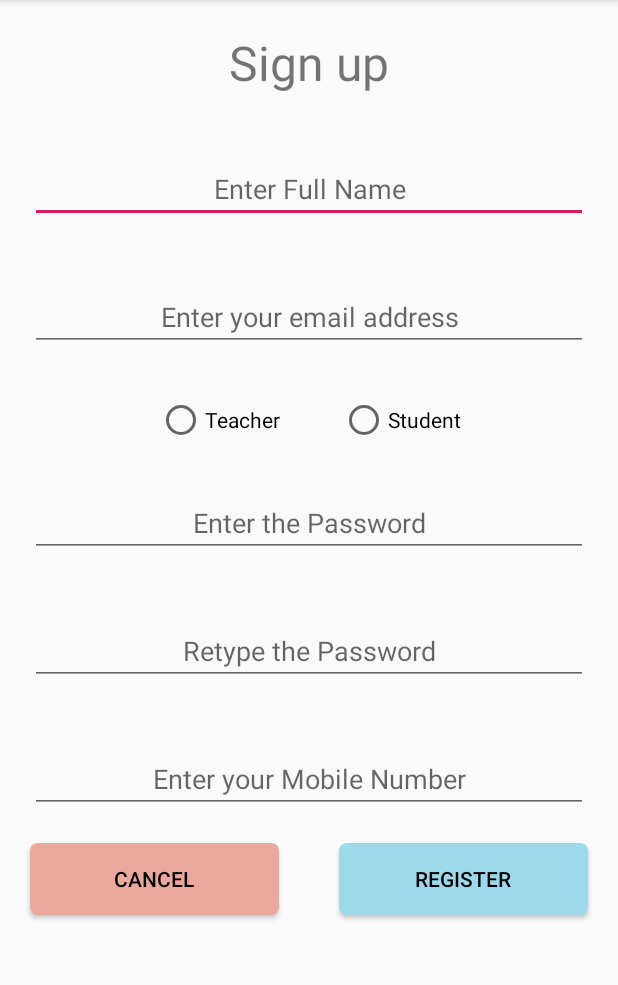
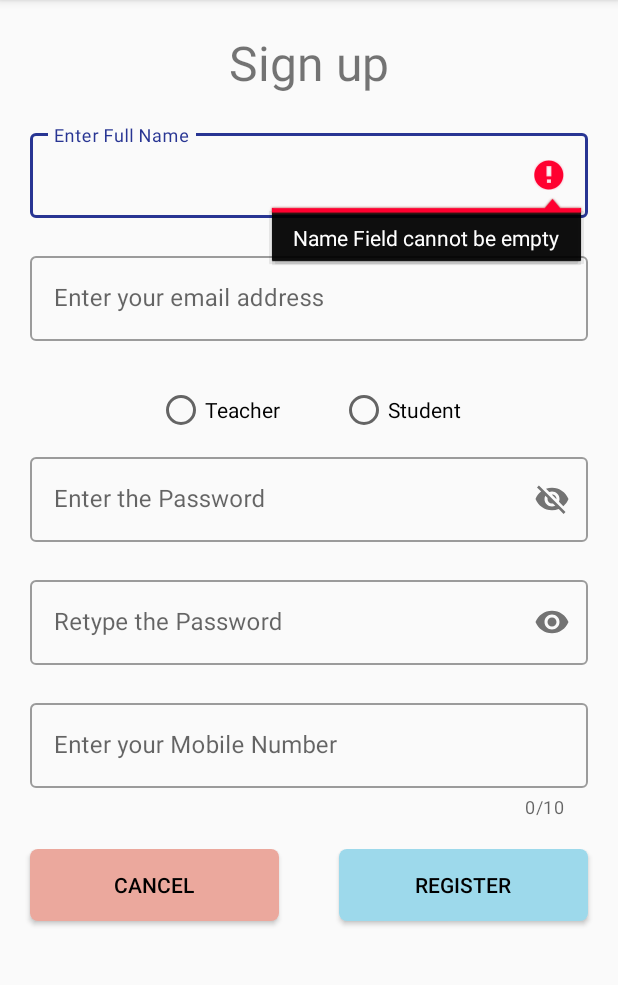
Before and after one commit to alucard-alexander/DigitalClass, an Android app: the screen it shows after launch (RegistrationPage), after a tap on "REGISTER", on a phone screen of 412 x 824 dp, the part 84-1069 px from its top. Run offline under Robolectric (Android 15) with nearby library versions, the phone set to English and light mode, and no system bars; our stand-ins replace Firebase (no records; nobody signed in at launch, a user with empty details on screens opened directly); 1 other tap on this screen came first.

Commit message:
Validation registration page over

```diff
--- a/app/build.gradle
+++ b/app/build.gradle
@@ -43,5 +43,8 @@ dependencies {
     implementation 'com.google.android.material:material:1.0.0'
 
 
+    //noinspection GradleCompatible
+    implementation 'com.android.support:design:28.0.0'
+
 
 }
--- a/app/src/main/java/com/example/digitalclass/RegistrationPage.java
+++ b/app/src/main/java/com/example/digitalclass/RegistrationPage.java
@@ -6,6 +6,7 @@ import androidx.appcompat.app.AppCompatActivity;
 import android.app.ProgressDialog;
 import android.content.Intent;
 import android.os.Bundle;
+import android.util.Patterns;
 import android.view.View;
 import android.widget.EditText;
 import android.widget.RadioButton;
@@ -21,12 +22,16 @@ import com.google.firebase.firestore.FirebaseFirestore;
 
 import java.util.HashMap;
 import java.util.Map;
+import java.util.regex.Pattern;
 
 public class RegistrationPage extends AppCompatActivity {
-    private EditText name, email, pass, mobile;
+    private EditText name, email, pass,rePass, mobile;
     private Intent loginPage;
     private ProgressDialog progressDialog;
     private FirebaseAuth mAuth;
+
+    private static final Pattern PASSWORD_PATTERN =
+            Pattern.compile("^(?=.*[0-9])(?=.*[a-z])(?=.*[A-Z])(?=.*[@#$%^&+=!])(?=\\S+$).{5,}$");
 
     @Override
     protected void onCreate(Bundle savedInstanceState) {
@@ -36,12 +41,73 @@ public class RegistrationPage extends AppCompatActivity {
         name = findViewById(R.id.editText);
         email = findViewById(R.id.editText1);
         pass = findViewById(R.id.editText2);
+        rePass = findViewById(R.id.editText3);
         mobile = findViewById(R.id.editText4);
         progressDialog = new ProgressDialog(this);
         loginPage = new Intent(this, LoginPage.class);
     }
 
+    public boolean isValidateFields(){
+        //Checking Empty
+
+        String nameVar,emailVar,passVar,rePassVar,mobileVar;
+        nameVar = name.getText().toString();
+        emailVar = email.getText().toString();
+        passVar = pass.getText().toString();
+        rePassVar = rePass.getText().toString();
+        mobileVar = mobile.getText().toString();
+
+        if (nameVar.isEmpty()){
+            name.setError("Name Field cannot be empty");
+            return false;
+        }
+        if (emailVar.isEmpty()){
+            email.setError("Email Field cannot be empty");
+            return false;
+        }
+        if (passVar.isEmpty()){
+            pass.setError("Password Field cannot be empty");
+            return false;
+        }
+        if (rePassVar.isEmpty()){
+            rePass.setError("Re-type the password");
+            return false;
+        }
+        if (mobileVar.isEmpty()){
+            mobile.setError("Mobile Number should be provided");
+            return false;
+        }
+        if (!Patterns.EMAIL_ADDRESS.matcher(emailVar).matches()){
+            email.setError("Email is invalid");
+            return false;
+        }
+
+        if (!PASSWORD_PATTERN.matcher(passVar).matches()){
+            pass.setError("Password is not strong, Enter atleast 1 Upper, 1 Lower and 1 special character");
+            return false;
+        }
+
+        if (!passVar.equals(rePassVar)){
+            rePass.setError("Retype password is not same");
+            return false;
+        }
+
+        if (mobile.length() < 10){
+            mobile.setError("Mobile number should have 10 digits");
+            return false;
+        }
+
+
+
+        return true;
+    }
+
     public void registerUser(View view) {
+
+        if (!isValidateFields()){
+            return;
+        }
+
 
         progressDialog.setMessage("Registering");
         progressDialog.show();
@@ -63,7 +129,7 @@ public class RegistrationPage extends AppCompatActivity {
 
     public void uploadData(final String userID) {
 
-        FirebaseAuth mAuth= FirebaseAuth.getInstance();
+        mAuth= FirebaseAuth.getInstance();
         mAuth.signInWithEmailAndPassword(email.getText().toString(), pass.getText().toString())
                 .addOnCompleteListener(this, new OnCompleteListener<AuthResult>() {
                     @Override
@@ -91,6 +157,7 @@ public class RegistrationPage extends AppCompatActivity {
 
                                             Toast.makeText(RegistrationPage.this, "SuccessFully Registered", Toast.LENGTH_SHORT).show();
                                             progressDialog.hide();
+                                            mAuth.signOut();
                                             startActivity(loginPage);
                                         }
                                     })
--- a/app/src/main/res/layout/activity_registration_page.xml
+++ b/app/src/main/res/layout/activity_registration_page.xml
@@ -19,6 +19,7 @@
         <LinearLayout
             android:layout_width="match_parent"
             android:layout_height="wrap_content"
+            android:gravity="center"
             android:orientation="vertical">
 
             <TextView
@@ -34,31 +35,47 @@
 
                 android:textSize="32dp" />
 
+            <com.google.android.material.textfield.TextInputLayout
+
+                style="@style/Widget.MaterialComponents.TextInputLayout.OutlinedBox"
+                android:layout_width="match_parent"
+                android:layout_height="match_parent"
+                android:layout_marginLeft="20dp"
+                android:layout_marginRight="20dp"
+                android:layout_marginBottom="20dp"
+
+                >
+
                 <EditText
+
                     android:id="@+id/editText"
                     android:layout_width="match_parent"
                     android:layout_height="wrap_content"
-                android:layout_marginLeft="20dp"
-                android:layout_marginTop="20dp"
-                android:layout_marginRight="20dp"
-                android:layout_marginBottom="20dp"
                     android:ems="10"
                     android:hint="@string/fullName"
-                android:inputType="textPersonName"
-                android:textAlignment="center" />
+                    android:inputType="textPersonName" />
+
+            </com.google.android.material.textfield.TextInputLayout>
+
+            <com.google.android.material.textfield.TextInputLayout
+                style="@style/Widget.MaterialComponents.TextInputLayout.OutlinedBox"
+                android:layout_width="match_parent"
+                android:layout_height="match_parent"
+                android:layout_marginLeft="20dp"
+                android:layout_marginRight="20dp"
+                android:layout_marginBottom="20dp">
 
                 <EditText
                     android:id="@+id/editText1"
                     android:layout_width="match_parent"
                     android:layout_height="wrap_content"
-                android:layout_marginLeft="20dp"
-                android:layout_marginTop="20dp"
-                android:layout_marginRight="20dp"
-                android:layout_marginBottom="20dp"
                     android:ems="10"
                     android:hint="@string/regEmail"
-                android:inputType="textPersonName"
-                android:textAlignment="center" />
+                    android:inputType="textPersonName" />
+
+            </com.google.android.material.textfield.TextInputLayout>
+
+
 
             <RadioGroup
                 android:layout_width="match_parent"
@@ -82,44 +99,65 @@
                     android:text="Student" />
             </RadioGroup>
 
+            <com.google.android.material.textfield.TextInputLayout
+                style="@style/Widget.MaterialComponents.TextInputLayout.OutlinedBox"
+                android:layout_width="match_parent"
+                android:layout_height="match_parent"
+                android:layout_marginLeft="20dp"
+                android:layout_marginRight="20dp"
+                android:layout_marginBottom="20dp"
+                app:passwordToggleEnabled="true">
+
                 <EditText
                     android:id="@+id/editText2"
                     android:layout_width="match_parent"
                     android:layout_height="wrap_content"
+                    android:ems="10"
+                    android:hint="@string/regPass"
+                    android:inputType="textPassword" />
+
+            </com.google.android.material.textfield.TextInputLayout>
+
+            <com.google.android.material.textfield.TextInputLayout
+                style="@style/Widget.MaterialComponents.TextInputLayout.OutlinedBox"
+                android:layout_width="match_parent"
+                android:layout_height="match_parent"
                 android:layout_marginLeft="20dp"
-                android:layout_marginTop="20dp"
                 android:layout_marginRight="20dp"
                 android:layout_marginBottom="20dp"
-                android:ems="10"
-                android:hint="@string/regPass"
-                android:inputType="textPersonName"
-                android:textAlignment="center" />
+                app:passwordToggleEnabled="true">
 
                 <EditText
                     android:id="@+id/editText3"
                     android:layout_width="match_parent"
                     android:layout_height="wrap_content"
+
+                    android:ems="10"
+                    android:hint="@string/regRePass"
+                    android:inputType="textPassword" />
+
+            </com.google.android.material.textfield.TextInputLayout>
+
+            <com.google.android.material.textfield.TextInputLayout
+                style="@style/Widget.MaterialComponents.TextInputLayout.OutlinedBox"
+                android:layout_width="match_parent"
+                android:layout_height="match_parent"
                 android:layout_marginLeft="20dp"
-                android:layout_marginTop="20dp"
                 android:layout_marginRight="20dp"
                 android:layout_marginBottom="20dp"
-                android:ems="10"
-                android:hint="@string/regRePass"
-                android:inputType="textPersonName"
-                android:textAlignment="center" />
+                app:counterEnabled="true"
+                app:counterMaxLength="10">
 
                 <EditText
                     android:id="@+id/editText4"
                     android:layout_width="match_parent"
                     android:layout_height="wrap_content"
-                android:layout_marginLeft="20dp"
-                android:layout_marginTop="20dp"
-                android:layout_marginRight="20dp"
-                android:layout_marginBottom="20dp"
                     android:ems="10"
                     android:hint="@string/regMobile"
-                android:inputType="textPersonName"
-                android:textAlignment="center" />
+                    android:inputType="number"
+                    android:maxLength="10" />
+
+            </com.google.android.material.textfield.TextInputLayout>
 
             <LinearLayout
                 android:layout_width="match_parent"
```
Also changed, not shown: app/src/main/AndroidManifest.xml (+6 -2 lines), 1 other file. Lines whose indentation alone changed are shown as unchanged.
